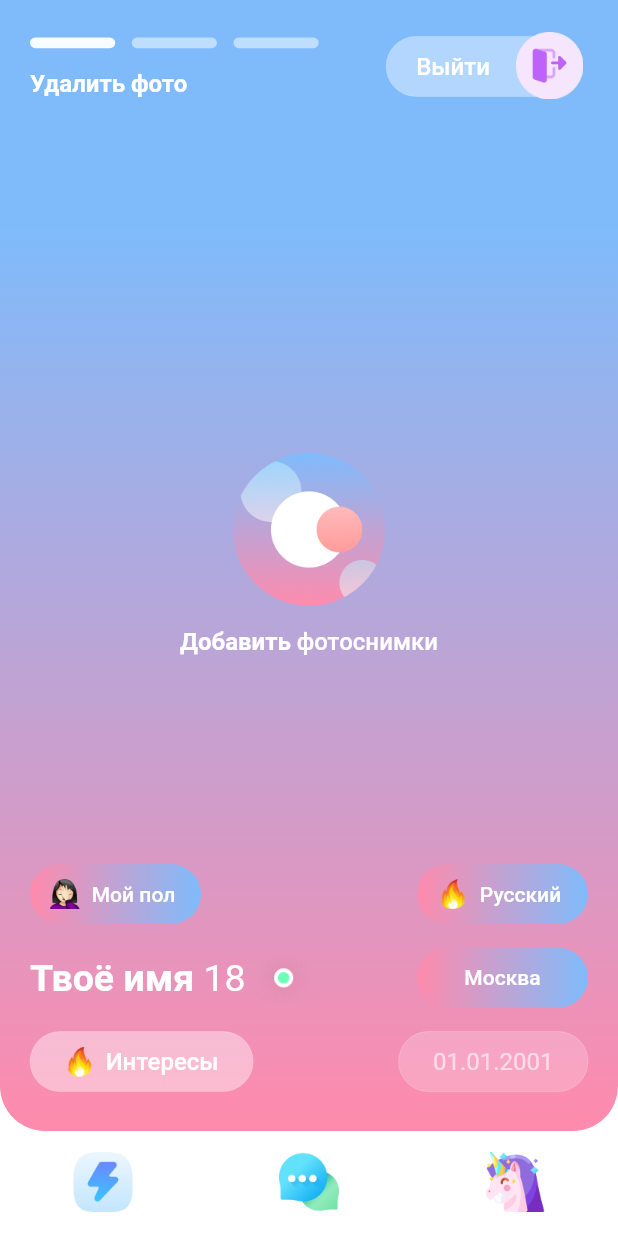
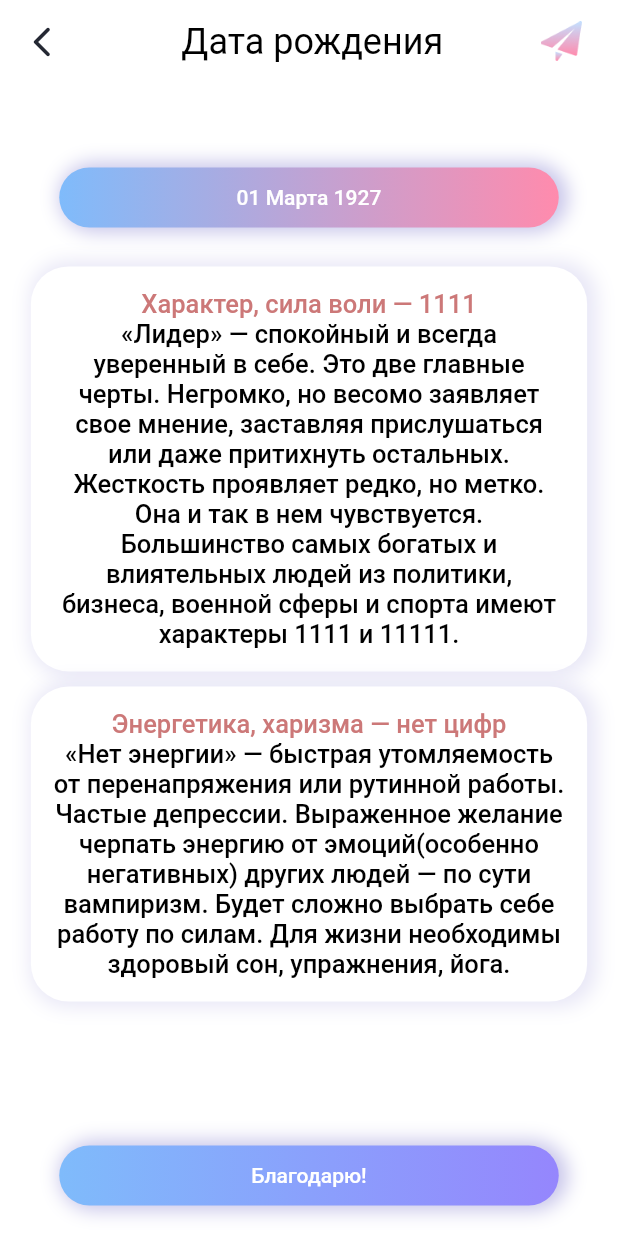
Before and after one commit to petrfalkovsky/getX_api, a Flutter app: the screen it shows after launch, item 3 of the bottom bar chosen, after a tap on "01.01.2001", on a phone screen of 412 x 824 dp. Run offline on Flutter 3.47's test engine with Material 2 defaults, Android fonts, the phone set to English and light mode, and no system bars; our stand-ins replace dio, flutter_screenutil, get.

Commit message:
Добавил экраны: Мой город и Дтара рождения

```diff
--- a/lib/routes/app_pages.dart
+++ b/lib/routes/app_pages.dart
@@ -1,4 +1,6 @@
 import 'package:get/get.dart';
+import 'package:getx_app/ui/birthday_date/birthday_date_page.dart';
+import 'package:getx_app/ui/my_city/my_city_page.dart';
 import 'package:getx_app/ui/navigation/navigation_binding.dart';
 import 'package:getx_app/ui/navigation/navigation_page.dart';
 
@@ -7,9 +9,10 @@ import 'app_routes.dart';
 class AppPages {
   static var list = [
     GetPage(
-      name: AppRoutes.DASHBOARD,
-      page: () => DashboardPage(),
-      binding: DashboardBinding(),
-    ),
+        name: AppRoutes.DASHBOARD,
+        page: () => DashboardPage(),
+        binding: DashboardBinding()),
+    GetPage(name: '/bithday_date_page', page: () => BirthdayDatePage()),
+    GetPage(name: '/mycity_page', page: () => MyCityPage())
   ];
 }
--- /dev/null
+++ b/lib/ui/birthday_date/birthday_date_controller.dart
@@ -0,0 +1,3 @@
+import 'package:get/get.dart';
+
+class BirthdayDatePageController extends GetxController {}
--- /dev/null
+++ b/lib/ui/birthday_date/birthday_date_page.dart
@@ -0,0 +1,162 @@
+import 'package:flutter/material.dart';
+import 'package:flutter_screenutil/flutter_screenutil.dart';
+import 'package:get/get.dart';
+import 'package:getx_app/ui/birthday_date/birthday_date_controller.dart';
+import 'package:getx_app/ui/widgets/button_gradient_long_widget.dart';
+
+class BirthdayDatePage extends GetView<BirthdayDatePageController> {
+  @override
+  Widget build(BuildContext context) {
+    return Scaffold(
+      extendBodyBehindAppBar: true,
+      appBar: AppBar(
+        automaticallyImplyLeading: false,
+        // leadingWidth: 60,
+        leading: Icon(Icons.arrow_back_ios_new_rounded,
+            color: Color.fromRGBO(36, 40, 51, 1)),
+        title: Center(
+            child: Text('Дата рождения', style: TextStyle(fontSize: 24))),
+        actions: [
+          Image.asset(
+            'assets/icons/direct_messege_appbar.png',
+            width: 25.w,
+          ),
+          SizedBox(width: 22.w)
+        ],
+        backgroundColor: Colors.transparent,
+        elevation: 0,
+      ),
+      body: Center(
+        child: Stack(
+          children: [
+            Align(
+              alignment: FractionalOffset.topCenter,
+              child: Padding(
+                padding: EdgeInsets.only(top: 110.h),
+                child: GragientLongButtonOne(
+                  onPressed: () {},
+                  child: Text('01 Марта 1927'),
+                ),
+              ),
+            ),
+            SingleChildScrollView(
+              child: Align(
+                alignment: FractionalOffset.topCenter,
+                child: Padding(
+                  padding: EdgeInsets.only(top: 150.h),
+                  child: Column(
+                    children: [
+                      SizedBox(height: 25.h),
+                      Container(
+                        width: MediaQuery.of(context).size.width * 0.9,
+                        // height: MediaQuery.of(context).size.width * 0.8,
+                        decoration: BoxDecoration(
+                          color: Colors.white,
+                          borderRadius: BorderRadius.circular(25),
+                          boxShadow: [
+                            BoxShadow(
+                              color: Color.fromARGB(255, 27, 17, 167)
+                                  .withOpacity(0.1),
+                              spreadRadius: 3,
+                              blurRadius: 10,
+                              offset: Offset(3, 0),
+                            )
+                          ],
+                        ),
+                        child: Center(
+                          child: Padding(
+                            padding: const EdgeInsets.all(15.0),
+                            child: RichText(
+                              textAlign: TextAlign.center,
+                              text: TextSpan(
+                                text: 'Характер, сила воли — 1111',
+                                style: TextStyle(
+                                    fontWeight: FontWeight.w500,
+                                    fontSize: 17,
+                                    color: Color.fromARGB(255, 204, 120, 120)),
+                                children: <TextSpan>[
+                                  TextSpan(
+                                    text: '\n',
+                                  ),
+                                  TextSpan(
+                                    text:
+                                        '«Лидер» — спокойный и всегда уверенный в себе. Это две главные черты. Негромко, но весомо заявляет свое мнение, заставляя прислушаться или даже притихнуть остальных. Жесткость проявляет редко, но метко. Она и так в нем чувствуется. Большинство самых богатых и влиятельных людей из политики, бизнеса, военной сферы и спорта имеют характеры 1111 и 11111.',
+                                    style: TextStyle(
+                                        fontWeight: FontWeight.w500,
+                                        fontSize: 17,
+                                        color: Color.fromARGB(255, 0, 0, 0)),
+                                  )
+                                ],
+                              ),
+                            ),
+                          ),
+                        ),
+                      ),
+                      SizedBox(height: 10.h),
+                      Container(
+                        width: MediaQuery.of(context).size.width * 0.9,
+                        // height: MediaQuery.of(context).size.width * 0.8,
+                        decoration: BoxDecoration(
+                          color: Colors.white,
+                          borderRadius: BorderRadius.circular(25),
+                          boxShadow: [
+                            BoxShadow(
+                              color: Color.fromARGB(255, 27, 17, 167)
+                                  .withOpacity(0.1),
+                              spreadRadius: 3,
+                              blurRadius: 10,
+                              offset: Offset(3, 0),
+                            )
+                          ],
+                        ),
+                        child: Center(
+                          child: Padding(
+                            padding: const EdgeInsets.all(15.0),
+                            child: RichText(
+                              textAlign: TextAlign.center,
+                              text: TextSpan(
+                                text: 'Энергетика, харизма — нет цифр',
+                                style: TextStyle(
+                                    fontWeight: FontWeight.w500,
+                                    fontSize: 17,
+                                    color: Color.fromARGB(255, 204, 120, 120)),
+                                children: <TextSpan>[
+                                  TextSpan(
+                                    text: '\n',
+                                  ),
+                                  TextSpan(
+                                    text:
+                                        '«Нет энергии» — быстрая утомляемость от перенапряжения или рутинной работы. Частые депрессии. Выраженное желание черпать энергию от эмоций(особенно негативных) других людей — по сути вампиризм. Будет сложно выбрать себе работу по силам. Для жизни необходимы здоровый сон, упражнения, йога.',
+                                    style: TextStyle(
+                                        fontWeight: FontWeight.w500,
+                                        fontSize: 17,
+                                        color: Color.fromARGB(255, 0, 0, 0)),
+                                  )
+                                ],
+                              ),
+                            ),
+                          ),
+                        ),
+                      ),
+                      SizedBox(height: 10.h),
+                    ],
+                  ),
+                ),
+              ),
+            ),
+            Align(
+              alignment: FractionalOffset.bottomCenter,
+              child: Padding(
+                padding: EdgeInsets.only(bottom: 20.h),
+                child: GragientLongButtonTwo(
+                  onPressed: () {},
+                  child: Text('Благодарю!'),
+                ),
+              ),
+            ),
+          ],
+        ),
+      ),
+    );
+  }
+}
--- a/lib/ui/home/home_page.dart
+++ b/lib/ui/home/home_page.dart
@@ -1,6 +1,7 @@
 import 'package:flutter/material.dart';
 import 'package:flutter_screenutil/flutter_screenutil.dart';
 import 'package:get/get.dart';
+import 'package:getx_app/ui/widgets/button_blur_widget.dart';
 
 import 'home_controller.dart';
 
@@ -98,6 +99,11 @@ class HomePage extends GetView<HomeController> {
                             side: BorderSide(
                                 color: Colors.white.withOpacity(0.2), width: 0),
                           ),
+                        ),
+                        SizedBox(width: 11.w),
+                        ButtonBlur(
+                          onPressed: () {},
+                          child: Text('Блюр'),
                         ),
                         SizedBox(width: 11.w),
                         OutlinedButton.icon(
--- /dev/null
+++ b/lib/ui/my_city/my_city_page_controller.dart
@@ -0,0 +1,3 @@
+import 'package:get/get.dart';
+
+class MyCityPageController extends GetxController {}
--- a/lib/ui/profile/profile_page.dart
+++ b/lib/ui/profile/profile_page.dart
@@ -1,6 +1,7 @@
 import 'package:flutter/material.dart';
 import 'package:flutter_screenutil/flutter_screenutil.dart';
 import 'package:get/get.dart';
+import 'package:getx_app/ui/widgets/button_gradient_icon_widget.dart';
 import 'package:getx_app/ui/widgets/button_gradient_widget.dart';
 
 import 'profile_controller.dart';
@@ -152,7 +153,7 @@ class ProfilePage extends GetView<ProfileController> {
                           height: 50.h),
                       Spacer(),
                       GragientButton(
-                        onPressed: () {},
+                        onPressed: () => Get.toNamed('/mycity_page'),
                         child: Text('Москва'),
                       )
                     ],
@@ -190,7 +191,7 @@ class ProfilePage extends GetView<ProfileController> {
                         ),
                         Spacer(),
                         OutlinedButton(
-                          onPressed: () {},
+                          onPressed: () => Get.toNamed('/bithday_date_page'),
                           child: Text('01.01.2001'),
                           style: OutlinedButton.styleFrom(
                             primary: Colors.white.withOpacity(0.6),
--- /dev/null
+++ b/lib/ui/widgets/button_blur_widget.dart
@@ -0,0 +1,69 @@
+import 'dart:ui';
+
+import 'package:flutter/material.dart';
+
+class ButtonBlur extends StatelessWidget {
+  final BorderRadiusGeometry? borderRadius;
+  final double? width;
+  final double height;
+  final Gradient gradient;
+  final VoidCallback? onPressed;
+  final Widget child;
+
+  const ButtonBlur({
+    Key? key,
+    this.borderRadius,
+    this.width,
+    this.height = 40.0,
+    this.gradient = const LinearGradient(colors: [Colors.cyan, Colors.indigo]),
+    required this.onPressed,
+    required this.child,
+  }) : super(key: key);
+
+  @override
+  Widget build(BuildContext context) {
+    final borderRadius = this.borderRadius ?? BorderRadius.circular(50);
+    return Stack(
+      children: [
+        ClipRRect(
+          child: BackdropFilter(
+            filter: ImageFilter.blur(
+              sigmaX: 5,
+              sigmaY: 5,
+            ),
+            child: Container(
+              width: width,
+              height: height,
+              decoration: BoxDecoration(
+                /*  gradient: const LinearGradient(
+                    begin: Alignment.centerLeft,
+                    end: Alignment.centerRight,
+                    colors: [
+                      Color.fromRGBO(255, 139, 173, 1),
+                      Color.fromRGBO(127, 187, 251, 1),
+                    ]), */
+                borderRadius: borderRadius,
+              ),
+              child: ElevatedButton(
+                onPressed: onPressed,
+                style: ElevatedButton.styleFrom(
+                  tapTargetSize: MaterialTapTargetSize.shrinkWrap,
+                  onSurface: Colors.transparent,
+                  side:
+                      BorderSide(color: Colors.white.withOpacity(0), width: 0),
+                  elevation: 0,
+                  shadowColor: Color.fromARGB(255, 241, 196, 210),
+                  minimumSize: Size(114, 40),
+                  maximumSize: Size(150, 40),
+                  primary: Colors.transparent,
+                  shape: RoundedRectangleBorder(borderRadius: borderRadius),
+                ),
+                child: child,
+              ),
+            ),
+          ),
+        ),
+      ],
+    );
+  }
+}
--- /dev/null
+++ b/lib/ui/widgets/button_gradient_icon_widget.dart
@@ -0,0 +1,68 @@
+import 'package:flutter/material.dart';
+
+class GragientIconButton extends StatelessWidget {
+  final BorderRadiusGeometry? borderRadius;
+  final double? width;
+  final double height;
+  final Gradient gradient;
+  final VoidCallback? onPressed;
+  final Widget child;
+  final Widget icon;
+
+  const GragientIconButton({
+    Key? key,
+    this.borderRadius,
+    this.width,
+    this.height = 40.0,
+    this.gradient = const LinearGradient(colors: [Colors.cyan, Colors.indigo]),
+    required this.onPressed,
+    required this.child,
+    required this.icon,
+  }) : super(key: key);
+
+  @override
+  Widget build(BuildContext context) {
+    final borderRadius = this.borderRadius ?? BorderRadius.circular(50);
+    return Container(
+      width: width,
+      height: height,
+      decoration: BoxDecoration(
+        gradient: const LinearGradient(
+            begin: Alignment.centerLeft,
+            end: Alignment.centerRight,
+            colors: [
+              Color.fromRGBO(255, 139, 173, 1),
+              Color.fromRGBO(127, 187, 251, 1),
+            ]),
+        borderRadius: borderRadius,
+      ),
+      child: Row(
+        children: [
+          ElevatedButton.icon(
+            icon: Padding(
+              padding: const EdgeInsets.symmetric(vertical: 10),
+              child: icon,
+            ),
+            onPressed: onPressed,
+            style: ElevatedButton.styleFrom(
+              side: BorderSide(color: Colors.white.withOpacity(0), width: 0),
+              elevation: 0.0,
+              shadowColor: Color.fromARGB(255, 241, 196, 210),
+              minimumSize: Size(114, 40),
+              maximumSize: Size(150, 40),
+              primary: Colors.transparent,
+              onPrimary: Colors.white,
+              shape: RoundedRectangleBorder(borderRadius: borderRadius),
+              splashFactory: NoSplash.splashFactory,
+            ),
+            label: child,
+          ),
+          // Padding(
+          //   padding: const EdgeInsets.all(8.0),
+          //   child: icon,
+          // ),
+        ],
+      ),
+    );
+  }
+}
--- /dev/null
+++ b/lib/ui/widgets/button_gradient_long_widget.dart
@@ -0,0 +1,123 @@
+import 'package:flutter/material.dart';
+
+class GragientLongButtonOne extends StatelessWidget {
+  final BorderRadiusGeometry? borderRadius;
+  final double? width;
+  final double height;
+  final Gradient gradient;
+  final VoidCallback? onPressed;
+  final Widget child;
+
+  const GragientLongButtonOne({
+    Key? key,
+    this.borderRadius,
+    this.width,
+    this.height = 40.0,
+    this.gradient = const LinearGradient(colors: [Colors.cyan, Colors.indigo]),
+    required this.onPressed,
+    required this.child,
+  }) : super(key: key);
+
+  @override
+  Widget build(BuildContext context) {
+    final borderRadius = this.borderRadius ?? BorderRadius.circular(50);
+    return Container(
+      width: width,
+      height: height,
+      decoration: BoxDecoration(
+        boxShadow: [
+          BoxShadow(
+            color: Color.fromARGB(255, 27, 17, 167).withOpacity(0.25),
+            spreadRadius: 3,
+            blurRadius: 10,
+            offset: Offset(3, 0),
+          )
+        ],
+        gradient: const LinearGradient(
+            begin: Alignment.centerLeft,
+            end: Alignment.centerRight,
+            colors: [
+              Color.fromRGBO(127, 187, 251, 1),
+              Color.fromRGBO(255, 139, 173, 1),
+            ]),
+        borderRadius: borderRadius,
+      ),
+      child: ElevatedButton(
+        onPressed: onPressed,
+        style: ElevatedButton.styleFrom(
+          tapTargetSize: MaterialTapTargetSize.shrinkWrap,
+          onSurface: Colors.transparent,
+          side: BorderSide(color: Colors.white.withOpacity(0), width: 0),
+          elevation: 0,
+          shadowColor: Color.fromARGB(255, 44, 39, 41),
+          minimumSize: Size(333, 40),
+          maximumSize: Size(333, 40),
+          primary: Colors.transparent,
+          shape: RoundedRectangleBorder(borderRadius: borderRadius),
+        ),
+        child: child,
+      ),
+    );
+  }
+}
+
+class GragientLongButtonTwo extends StatelessWidget {
+  final BorderRadiusGeometry? borderRadius;
+  final double? width;
+  final double height;
+  final Gradient gradient;
+  final VoidCallback? onPressed;
+  final Widget child;
+
+  const GragientLongButtonTwo({
+    Key? key,
+    this.borderRadius,
+    this.width,
+    this.height = 40.0,
+    this.gradient = const LinearGradient(colors: [Colors.cyan, Colors.indigo]),
+    required this.onPressed,
+    required this.child,
+  }) : super(key: key);
+
+  @override
+  Widget build(BuildContext context) {
+    final borderRadius = this.borderRadius ?? BorderRadius.circular(50);
+    return Container(
+      width: width,
+      height: height,
+      decoration: BoxDecoration(
+        boxShadow: [
+          BoxShadow(
+            color: Color.fromARGB(255, 27, 17, 167).withOpacity(0.25),
+            spreadRadius: 3,
+            blurRadius: 10,
+            offset: Offset(3, 0),
+          )
+        ],
+        gradient: const LinearGradient(
+            begin: Alignment.centerLeft,
+            end: Alignment.centerRight,
+            colors: [
+              Color.fromRGBO(127, 187, 251, 1),
+              Color.fromRGBO(149, 134, 253, 1),
+            ]),
+        borderRadius: borderRadius,
+      ),
+      child: ElevatedButton(
+        onPressed: onPressed,
+        style: ElevatedButton.styleFrom(
+          tapTargetSize: MaterialTapTargetSize.shrinkWrap,
+          onSurface: Colors.transparent,
+          side: BorderSide(color: Colors.white.withOpacity(0), width: 0),
+          elevation: 0,
+          shadowColor: Color.fromARGB(255, 44, 39, 41),
+          minimumSize: Size(333, 40),
+          maximumSize: Size(333, 40),
+          primary: Colors.transparent,
+          shape: RoundedRectangleBorder(borderRadius: borderRadius),
+        ),
+        child: child,
+      ),
+    );
+  }
+}
--- a/lib/ui/widgets/button_gradient_widget.dart
+++ b/lib/ui/widgets/button_gradient_widget.dart
@@ -1,71 +1,4 @@
 import 'package:flutter/material.dart';
-
-class GragientIconButton extends StatelessWidget {
-  final BorderRadiusGeometry? borderRadius;
-  final double? width;
-  final double height;
-  final Gradient gradient;
-  final VoidCallback? onPressed;
-  final Widget child;
-  final Widget icon;
-
-  const GragientIconButton({
-    Key? key,
-    this.borderRadius,
-    this.width,
-    this.height = 40.0,
-    this.gradient = const LinearGradient(colors: [Colors.cyan, Colors.indigo]),
-    required this.onPressed,
-    required this.child,
-    required this.icon,
-  }) : super(key: key);
-
-  @override
-  Widget build(BuildContext context) {
-    final borderRadius = this.borderRadius ?? BorderRadius.circular(50);
-    return Container(
-      width: width,
-      height: height,
-      decoration: BoxDecoration(
-        gradient: const LinearGradient(
-            begin: Alignment.centerLeft,
-            end: Alignment.centerRight,
-            colors: [
-              Color.fromRGBO(255, 139, 173, 1),
-              Color.fromRGBO(127, 187, 251, 1),
-            ]),
-        borderRadius: borderRadius,
-      ),
-      child: Row(
-        children: [
-          ElevatedButton.icon(
-            icon: Padding(
-              padding: const EdgeInsets.symmetric(vertical: 10),
-              child: icon,
-            ),
-            onPressed: onPressed,
-            style: ElevatedButton.styleFrom(
-              side: BorderSide(color: Colors.white.withOpacity(0), width: 0),
-              elevation: 0.0,
-              shadowColor: Color.fromARGB(255, 241, 196, 210),
-              minimumSize: Size(114, 40),
-              maximumSize: Size(150, 40),
-              primary: Colors.transparent,
-              onPrimary: Colors.white,
-              shape: RoundedRectangleBorder(borderRadius: borderRadius),
-              splashFactory: NoSplash.splashFactory,
-            ),
-            label: child,
-          ),
-          // Padding(
-          //   padding: const EdgeInsets.all(8.0),
-          //   child: icon,
-          // ),
-        ],
-      ),
-    );
-  }
-}
 
 class GragientButton extends StatelessWidget {
   final BorderRadiusGeometry? borderRadius;
@@ -119,31 +52,3 @@ class GragientButton extends StatelessWidget {
     );
   }
 }
-
-
-
-/*
-
- return ButtonStyle(
-      textStyle: MaterialStateProperty.all<TextStyle?>(textStyle),
-      backgroundColor: backgroundColor,
-      foregroundColor: foregroundColor,
-      overlayColor: overlayColor,
-      shadowColor: ButtonStyleButton.allOrNull<Color>(shadowColor),
-      elevation: elevationValue,
-      padding: ButtonStyleButton.allOrNull<EdgeInsetsGeometry>(padding),
-      minimumSize: ButtonStyleButton.allOrNull<Size>(minimumSize),
-      fixedSize: ButtonStyleButton.allOrNull<Size>(fixedSize),
-      maximumSize: ButtonStyleButton.allOrNull<Size>(maximumSize),
-      side: ButtonStyleButton.allOrNull<BorderSide>(side),
-      shape: ButtonStyleButton.allOrNull<OutlinedBorder>(shape),
-      mouseCursor: mouseCursor,
-      visualDensity: visualDensity,
-      tapTargetSize: tapTargetSize,
-      animationDuration: animationDuration,
-      enableFeedback: enableFeedback,
-      alignment: alignment,
-      splashFactory: splashFactory,
-    );
-
-     */
```
Also changed, not shown: lib/ui/my_city/my_city_page.dart (added, +90 -0 lines), assets/icons/direct_messege_appbar.png (added).
